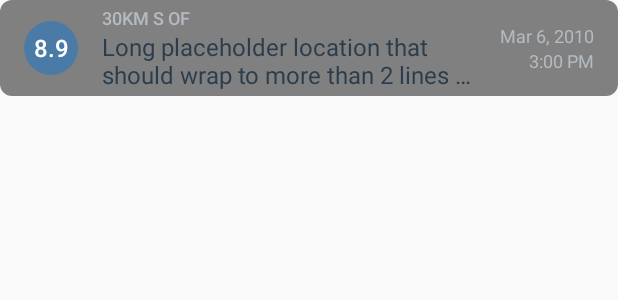
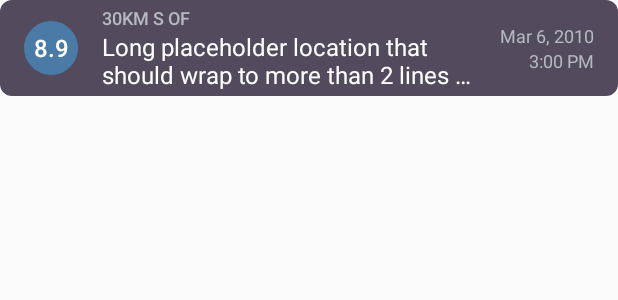
Before and after one commit to mishrilal/mEarthquake, an Android app: the layout earthquake_list_item.xml on its own in the app's theme, with its tools: preview values and no code run, on a phone screen of 412 x 824 dp. Shown: the top 300 px of the screen. Run offline under Robolectric (Android 15) with nearby library versions, the phone set to English and light mode, and no system bars.

Commit message:
Working EarthquakeMore Not working

```diff
--- a/app/src/main/java/com/example/android/quakereport/Earthquake.java
+++ b/app/src/main/java/com/example/android/quakereport/Earthquake.java
@@ -40,10 +40,10 @@ public class Earthquake {
      */
     private String mUrl;
 
+
     /**
      * Constructs a new {@link Earthquake} object.
-     *
-     * @param magnitude          is the magnitude (size) of the earthquake
+     *  @param magnitude          is the magnitude (size) of the earthquake
      * @param location           is the location where the earthquake happened
      * @param timeInMilliseconds is the time in milliseconds (from the Epoch) when the
      *                           earthquake happened
@@ -55,6 +55,7 @@ public class Earthquake {
         mTimeInMilliseconds = timeInMilliseconds;
         mUrl = url;
     }
+
 
     /**
      * Returns the magnitude of the earthquake.
--- a/app/src/main/res/drawable/list_shape.xml
+++ b/app/src/main/res/drawable/list_shape.xml
@@ -1,6 +1,6 @@
 <?xml version="1.0" encoding="utf-8"?>
 <shape xmlns:android="http://schemas.android.com/apk/res/android"
     android:shape="rectangle">
-    <solid android:color="@android:color/tab_indicator_text" />
+    <solid android:color="#534A5D" />
     <corners android:radius="8dp" />
 </shape>
--- a/app/src/main/res/layout/activity_earthquake_more.xml
+++ b/app/src/main/res/layout/activity_earthquake_more.xml
@@ -6,6 +6,7 @@
     tools:context=".EarthquakeMore">
 
     <TextView
+        android:id="@+id/url"
         android:layout_width="wrap_content"
         android:layout_height="wrap_content"
         android:text="Hello World!" />
--- a/app/src/main/res/layout/earthquake_activity.xml
+++ b/app/src/main/res/layout/earthquake_activity.xml
@@ -1,6 +1,7 @@
 <RelativeLayout xmlns:android="http://schemas.android.com/apk/res/android"
     android:layout_width="match_parent"
-    android:layout_height="match_parent">
+    android:layout_height="match_parent"
+    android:background="#292929">
 
     <ListView
         android:id="@+id/list"
@@ -9,6 +10,7 @@
         android:divider="@null"
         android:layout_margin="5dp"
         android:dividerHeight="5dp"
+        android:drawSelectorOnTop="true"
         android:orientation="vertical" />
 
     <!-- Empty view is only visible when the list has no items. -->
--- a/app/src/main/res/layout/earthquake_list_item.xml
+++ b/app/src/main/res/layout/earthquake_list_item.xml
@@ -63,7 +63,7 @@
             android:layout_height="wrap_content"
             android:ellipsize="end"
             android:maxLines="2"
-            android:textColor="@color/textColorEarthquakeLocation"
+            android:textColor="@android:color/primary_text_dark"
             android:textSize="16sp"
             tools:text="Long placeholder location that should wrap to more than 2 lines of text" />
 
--- a/app/src/main/res/values/strings.xml
+++ b/app/src/main/res/values/strings.xml
@@ -14,7 +14,7 @@
 -->
 <resources>
     <!-- Title for the application. [CHAR LIMIT=12] -->
-    <string name="app_name">Quake Report</string>
+    <string name="app_name">mEarthQuake Report</string>
 
     <!-- Default text to show with the earthquake location ("Near the Pacific-Antarctic Ridge")
          if no specific kilometer distance from the primary location is given [CHAR LIMIT=30] -->
```
Also changed, not shown: app/build.gradle (+4 -4 lines), app/src/main/java/com/example/android/quakereport/EarthquakeActivity.java (+15 -5 lines), app/src/main/java/com/example/android/quakereport/EarthquakeMore.java (+7 -0 lines).
